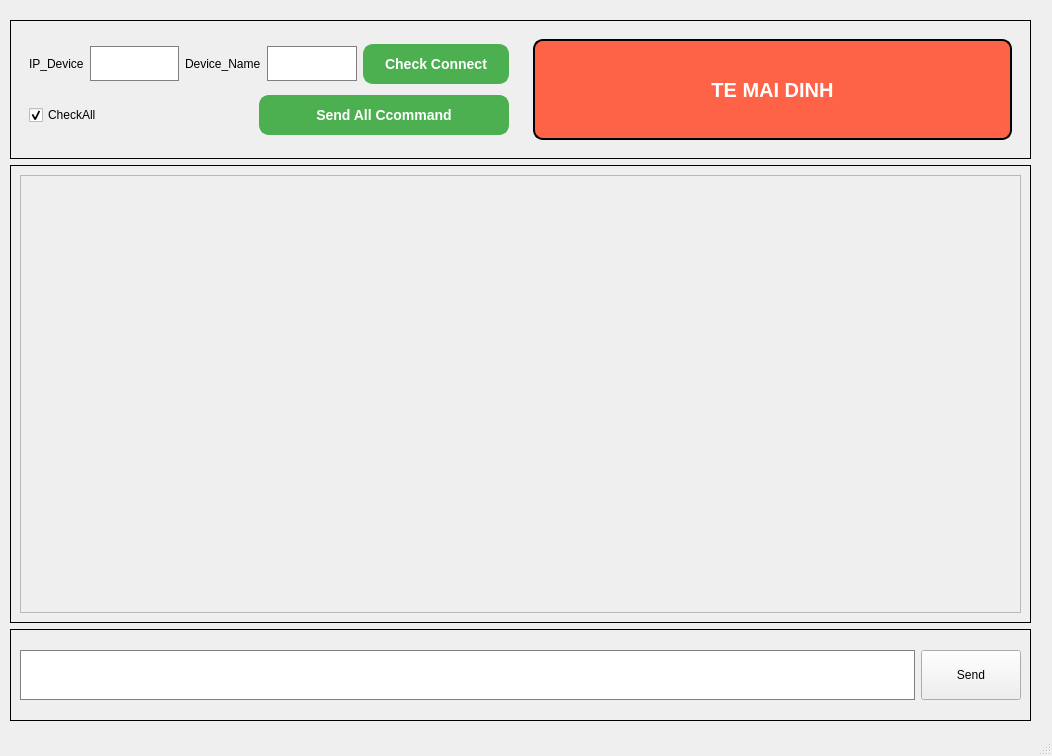
This is main.ui in nguyenminhbg/ARFNew as Qt 5 draws it before an edit. The edited form follows.
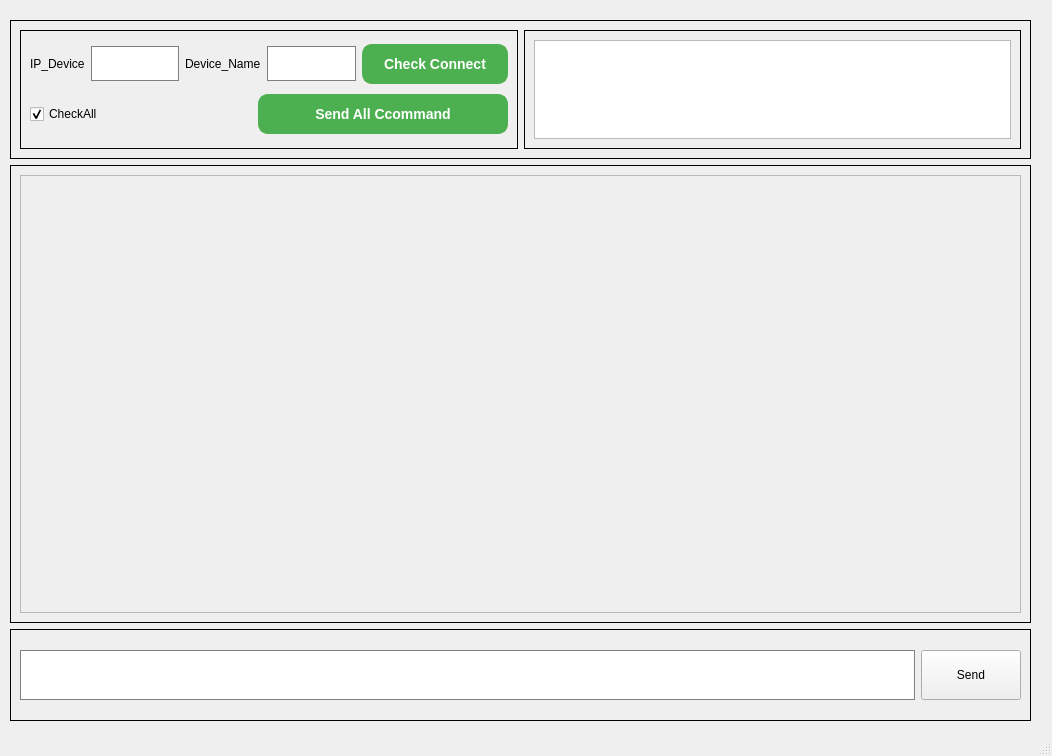
This is the edited form.

Patch:
```diff
--- a/main.ui
+++ b/main.ui
@@ -41,6 +41,9 @@
           <property name="styleSheet">
            <string/>
           </property>
+          <property name="frameShape">
+           <enum>QFrame::Panel</enum>
+          </property>
           <layout class="QVBoxLayout" name="verticalLayout_4">
            <item>
             <layout class="QHBoxLayout" name="horizontalLayout_6">
@@ -206,37 +209,12 @@
             <property name="styleSheet">
              <string/>
             </property>
+            <property name="frameShape">
+             <enum>QFrame::Panel</enum>
+            </property>
             <layout class="QVBoxLayout" name="verticalLayout_5">
              <item>
-              <layout class="QHBoxLayout" name="horizontalLayout_4">
-               <item>
-                <widget class="QLabel" name="label_2">
-                 <property name="styleSheet">
-                  <string notr="true">QLabel {
-    font-size: 20px;
-    font-weight: bold;
-    color: #FFFFFF;
-    background-color: #FF6347;  /* Màu nền */
-    border: 2px solid #000000;  /* Viền */
-    padding: 5px;
-    border-radius: 10px;
-}</string>
-                 </property>
-                 <property name="text">
-                  <string>TE MAI DINH</string>
-                 </property>
-                 <property name="textFormat">
-                  <enum>Qt::PlainText</enum>
-                 </property>
-                 <property name="alignment">
-                  <set>Qt::AlignCenter</set>
-                 </property>
-                </widget>
-               </item>
-              </layout>
-             </item>
-             <item>
-              <layout class="QHBoxLayout" name="horizontalLayout_8"/>
+              <widget class="QTextBrowser" name="logshow"/>
              </item>
             </layout>
            </widget>
```
Left out of the diff: 6 changed lines with no effect on the pictures.
